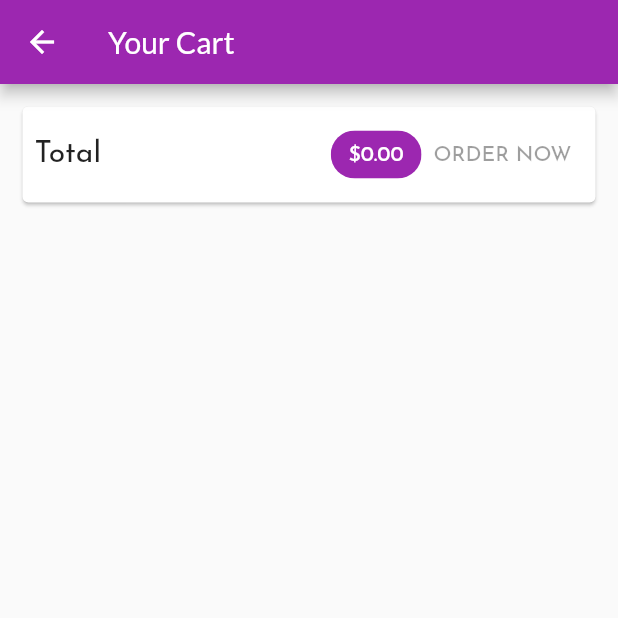
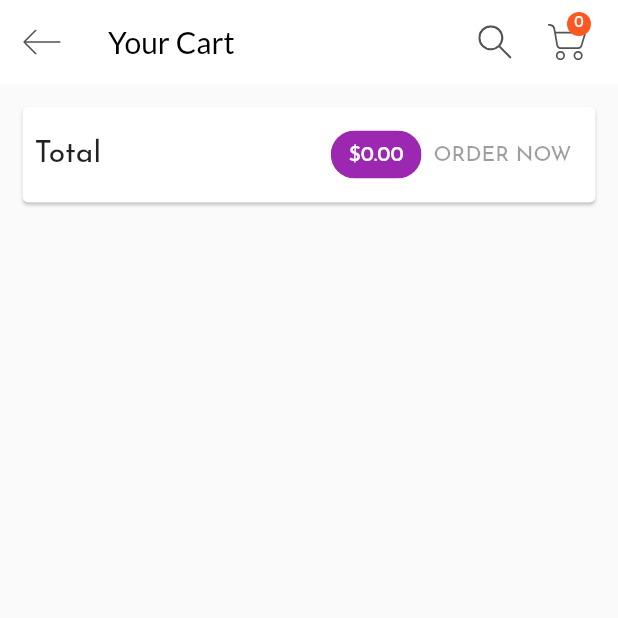
Before and after one commit to yatharth25/MyShop-App, a Flutter app: the CartScreen screen opened by its route, on a phone screen of 412 x 824 dp, the top half of it. Run offline on Flutter 3.47's test engine with Material 2 defaults, Android fonts, the phone set to English and light mode, and no system bars; our stand-ins replace flutter_svg, font_awesome_flutter, google_fonts, shared_preferences; accounts and stored records are empty.

Commit message:
added new ui to diffrent screens v2

```diff
--- a/lib/screens/cart_screen.dart
+++ b/lib/screens/cart_screen.dart
@@ -1,9 +1,13 @@
 import 'package:flutter/material.dart';
 import 'package:provider/provider.dart';
+import 'package:flutter_svg/flutter_svg.dart';
 
 import '../providers/cart.dart' show Cart;
 import '../widgets/cart_item.dart';
+
 import '../providers/orders.dart';
+import '../pallete.dart';
+import '../widgets/badge.dart';
 
 class CartScreen extends StatelessWidget {
   static const routeName = '/cart';
@@ -11,10 +15,50 @@ class CartScreen extends StatelessWidget {
   @override
   Widget build(BuildContext context) {
     final cart = Provider.of<Cart>(context);
-
-    return Scaffold(
+    return SafeArea(
+      child: Scaffold(
         appBar: AppBar(
-        title: Text("Your Cart"),
+          title: Text(
+            "Your Cart",
+            style: TextStyle(color: Colors.black),
+          ),
+          backgroundColor: Colors.white,
+          elevation: 0,
+          leading: IconButton(
+            icon: SvgPicture.asset(
+              "assets/icons/back.svg",
+              // By default our  icon color is white
+              color: kTextColor,
+            ),
+            onPressed: () {
+              Navigator.of(context).pop();
+            },
+          ),
+          actions: <Widget>[
+            IconButton(
+              icon: SvgPicture.asset(
+                "assets/icons/search.svg",
+                // By default our  icon color is white
+                color: kTextColor,
+              ),
+              onPressed: () {},
+            ),
+            Consumer<Cart>(
+              builder: (_, cartData, ch) => Badge(
+                child: ch,
+                value: cartData.itemCount.toString(),
+              ),
+              child: IconButton(
+                icon: SvgPicture.asset(
+                  "assets/icons/cart.svg",
+                  color: kTextColor,
+                ),
+                onPressed: () =>
+                    {Navigator.of(context).pushNamed(CartScreen.routeName)},
+              ),
+            ),
+            SizedBox(width: kDefaultPaddin / 2)
+          ],
         ),
         body: Column(children: <Widget>[
           Card(
@@ -33,7 +77,8 @@ class CartScreen extends StatelessWidget {
                     label: Text(
                       '\$${cart.totalAmount.toStringAsFixed(2)}',
                       style: TextStyle(
-                      color: Theme.of(context).primaryTextTheme.headline6.color,
+                        color:
+                            Theme.of(context).primaryTextTheme.headline6.color,
                       ),
                     ),
                     backgroundColor: Theme.of(context).primaryColor,
@@ -56,6 +101,7 @@ class CartScreen extends StatelessWidget {
             ),
           ),
         ]),
+      ),
     );
   }
 }
--- a/lib/screens/products_overview_screen.dart
+++ b/lib/screens/products_overview_screen.dart
@@ -60,7 +60,7 @@ class _ProductsOverviewScreenState extends State<ProductsOverviewScreen> {
                     });
                   },
                   icon: Icon(
-                      Icons.more_vert,
+                    Icons.filter_list_rounded,
                     color: kTextColor,
                   ),
                   itemBuilder: (_) => [
@@ -103,7 +103,9 @@ class _ProductsOverviewScreenState extends State<ProductsOverviewScreen> {
               } else {
                 return Center(child: CircularProgressIndicator());
               }
-              })),
+            }),
+            //bottomNavigationBar: BottomNavigationBar(),
+      ),
     );
   }
 }
--- a/lib/widgets/orders_item.dart
+++ b/lib/widgets/orders_item.dart
@@ -19,11 +19,12 @@ class _OrderItemState extends State<OrderItem> {
   @override
   Widget build(BuildContext context) {
     return Card(
+      color: Colors.yellowAccent,
       margin: EdgeInsets.all(10),
       child: Column(
         children: [
           ListTile(
-            title: Text('\$${widget.order.amount.toStringAsFixed(2)}'),
+            title: Text('\u20B9${widget.order.amount.toStringAsFixed(2)}'),
             subtitle: Text(
                 DateFormat('dd-MM-yyyy hh:mm').format(widget.order.dateTime)),
             trailing: IconButton(
@@ -40,6 +41,7 @@ class _OrderItemState extends State<OrderItem> {
               padding: EdgeInsets.symmetric(horizontal: 15, vertical: 4),
               height: min(widget.order.products.length * 20.0 + 10, 180),
               child: ListView(
+                padding: EdgeInsets.only(top: 8, bottom: 8),
                 children: widget.order.products
                     .map(
                       (prod) => Row(
@@ -53,7 +55,7 @@ class _OrderItemState extends State<OrderItem> {
                             ),
                           ),
                           Text(
-                            '${prod.quantity}x \$${prod.price}',
+                            '${prod.quantity}x \u20B9${prod.price}',
                             style: TextStyle(
                               fontSize: 18,
                               color: Colors.grey,
--- a/lib/widgets/product_item.dart
+++ b/lib/widgets/product_item.dart
@@ -71,7 +71,7 @@ class ProductItem extends StatelessWidget {
                       child: Text(
                         // products is out demo list
                         product.title,
-                        style: TextStyle(color: kTextLightColor),
+                        style: TextStyle(color: Colors.black),
                       ),
                     ),
                     Text(
```
Also changed, not shown: lib/screens/edit_product_screen.dart (+5 -2 lines), lib/screens/orders_screen.dart (+52 -4 lines), lib/screens/user_products.dart (+30 -3 lines), lib/widgets/app_drawer.dart (+8 -2 lines), assets/icons/back.svg (added). Lines whose indentation alone changed are shown as unchanged.
